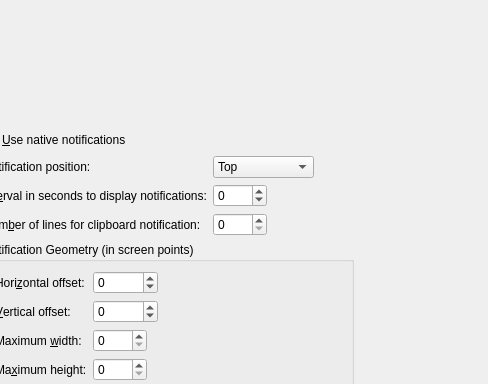
hluk/CopyQ, file src/ui/configtabnotifications.ui: the form before one commit; both pictures show x 151 to 639 and y 0 to 384 of the 639 by 523 pixel window.
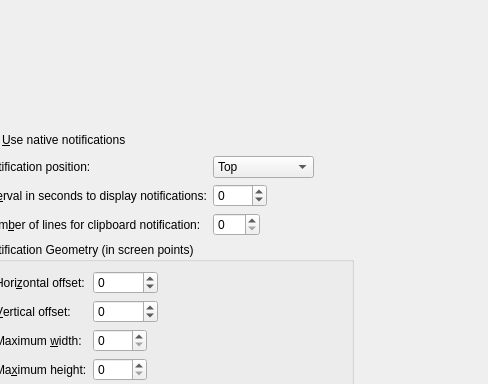
The form after the commit.

Commit message:
Set hard-limit to native notification text length (#2307)
Large text can cause some native notifications services to get stuck.

What changed in the file:
```diff
--- a/src/ui/configtabnotifications.ui
+++ b/src/ui/configtabnotifications.ui
@@ -187,7 +187,7 @@
 Set to 0 to disable.</string>
             </property>
             <property name="maximum">
-             <number>9999</number>
+             <number>100</number>
             </property>
            </widget>
           </item>
```
The commit also changes 2 other files.
